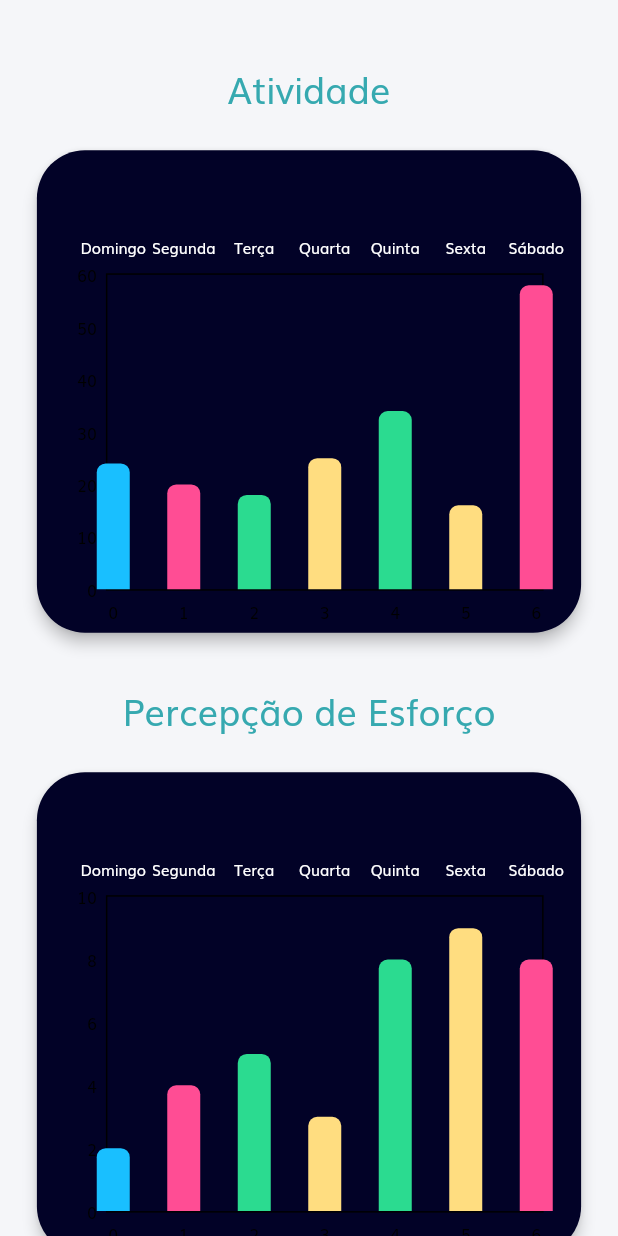
After one commit to anselmoparente/MoveDor, a Flutter app: the StatisticPage screen opened directly, on a phone screen of 412 x 824 dp. The commit adds this screen. Run offline on Flutter 3.47's test engine with Material 2 defaults, Android fonts, the phone set to English and light mode, and no system bars; drawn by our look-alikes of fl_chart; our stand-ins replace flutter_datetime_picker, flutter_mobx, flutter_svg, google_nav_bar, line_icons, mobx and 5 more; missing offline and left inert: rich_alert; accounts and stored records are empty; generated files the repository leaves out were written again.

Commit message:
Finished statistic page

```diff
--- a/lib/screens/diary/calendar_page.dart
+++ b/lib/screens/diary/calendar_page.dart
@@ -193,9 +193,10 @@ class _CalendarPageState extends State<CalendarPage> {
 
   Widget activityFrame(BuildContext context){
     return Row(
-      mainAxisAlignment: MainAxisAlignment.center,
+      mainAxisAlignment: MainAxisAlignment.spaceBetween,
       children: [
         Container(
+          margin: EdgeInsets.only(left: 20),
           decoration: new BoxDecoration(
             shape: BoxShape.circle,
           ),
@@ -207,7 +208,7 @@ class _CalendarPageState extends State<CalendarPage> {
         ),
         Container(
           alignment: Alignment.center,
-          margin: EdgeInsets.only(left: 20),
+          margin: EdgeInsets.only(right: 100),
           child: Column(
             children: [
               Text(
@@ -246,13 +247,15 @@ class _CalendarPageState extends State<CalendarPage> {
         ),
         Container(
           alignment: Alignment.center,
-          margin: EdgeInsets.only(left: 20),
+          margin: EdgeInsets.only(right: 20),
           child:
             Column(
               children: [
                 IconButton(
                   icon: Icon(Icons.assignment_turned_in),
-                    onPressed: () {},
+                    onPressed: () {
+                      _showFontSizePickerDialog();
+                    },
                 ),
                 IconButton(
                   iconSize: 32,
--- /dev/null
+++ b/lib/screens/diary/statistic_page.dart
@@ -0,0 +1,264 @@
+import 'package:flutter/material.dart';
+import 'package:fl_chart/fl_chart.dart';
+
+class StatisticPage extends StatefulWidget {
+  @override
+  _StatisticPageState createState() => _StatisticPageState();
+}
+
+class _StatisticPageState extends State<StatisticPage> {
+  Size mediaSize;
+
+  @override
+  Widget build(BuildContext context) {
+    mediaSize = MediaQuery.of(context).size;
+    return Scaffold(
+      backgroundColor: Color(0xFFF5F6F9),
+      body: SingleChildScrollView(
+        child: Column(
+          children: [
+            Container(
+              margin: EdgeInsets.only(top: mediaSize.height * 0.05),
+              child: Text(
+                "Atividade",
+                style: TextStyle(
+                  color: Color(0xff36a9b0),
+                  fontSize: 24,
+                ),
+              ),
+            ),
+            Center(
+              child: Container(
+                margin: EdgeInsets.only(top: 20),
+                width: mediaSize.width * 0.9,
+                height: mediaSize.height * 0.4,
+                child: Card(
+                  elevation: 4,
+                  shape: RoundedRectangleBorder(
+                      borderRadius: BorderRadius.circular(32)),
+                  color: const Color(0xff020227),
+                  child: Padding(
+                    padding: EdgeInsets.only(top: 50, right: 25),
+                    child: BarChart(
+                      BarChartData(
+                        alignment: BarChartAlignment.center,
+                        maxY: 60,
+                        minY: 0,
+                        groupsSpace: 25,
+                        barTouchData: BarTouchData(enabled: true),
+                        titlesData: FlTitlesData(
+                          topTitles: BarTitles.getTopBottomTitles(),
+                        ),
+                        barGroups: BarData.barData
+                            .map((data) => BarChartGroupData(
+                                  x: data.id,
+                                  barsSpace: 4,
+                                  barRods: [
+                                    BarChartRodData(
+                                        y: data.y,
+                                        width: 22,
+                                        colors: [data.color],
+                                        borderRadius: BorderRadius.only(
+                                          topLeft: Radius.circular(6),
+                                          topRight: Radius.circular(6),
+                                        ))
+                                  ],
+                                ))
+                            .toList(),
+                      ),
+                    ),
+                  ),
+                ),
+              ),
+            ),
+            Container(
+              margin: EdgeInsets.only(top: 30),
+              child: Text(
+                "Percepção de Esforço",
+                style: TextStyle(
+                  color: Color(0xff36a9b0),
+                  fontSize: 24,
+                ),
+              ),
+            ),
+            Center(
+              child: Container(
+                margin: EdgeInsets.only(top: 20),
+                width: mediaSize.width * 0.9,
+                height: mediaSize.height * 0.4,
+                child: Card(
+                  elevation: 4,
+                  shape: RoundedRectangleBorder(
+                      borderRadius: BorderRadius.circular(32)),
+                  color: const Color(0xff020227),
+                  child: Padding(
+                    padding: EdgeInsets.only(top: 50, right: 25),
+                    child: BarChart(
+                      BarChartData(
+                        alignment: BarChartAlignment.center,
+                        maxY: 10,
+                        minY: 0,
+                        groupsSpace: 25,
+                        barTouchData: BarTouchData(enabled: true),
+                        titlesData: FlTitlesData(
+                          topTitles: BarTitles.getTopBottomTitles(),
+                        ),
+                        barGroups: BarData.barDataEffort
+                            .map((data) => BarChartGroupData(
+                                  x: data.id,
+                                  barsSpace: 4,
+                                  barRods: [
+                                    BarChartRodData(
+                                        y: data.y,
+                                        width: 22,
+                                        colors: [data.color],
+                                        borderRadius: BorderRadius.only(
+                                          topLeft: Radius.circular(6),
+                                          topRight: Radius.circular(6),
+                                        ))
+                                  ],
+                                ))
+                            .toList(),
+                      ),
+                    ),
+                  ),
+                ),
+              ),
+            ),
+          ],
+        ),
+      ),
+    );
+  }
+}
+
+class Data {
+  final int id;
+  final String name;
+  final double y;
+  final Color color;
+
+  const Data({
+    @required this.name,
+    @required this.id,
+    @required this.y,
+    @required this.color,
+  });
+}
+
+class BarData {
+  static int interval = 5;
+
+  static List<Data> barData = [
+    Data(
+      id: 0,
+      name: 'Domingo',
+      y: 24,
+      color: Color(0xff19bfff),
+    ),
+    Data(
+      name: 'Segunda',
+      id: 1,
+      y: 20,
+      color: Color(0xffff4d94),
+    ),
+    Data(
+      name: 'Terça',
+      id: 2,
+      y: 18,
+      color: Color(0xff2bdb90),
+    ),
+    Data(
+      name: 'Quarta',
+      id: 3,
+      y: 25,
+      color: Color(0xffffdd80),
+    ),
+    Data(
+      name: 'Quinta',
+      id: 4,
+      y: 34,
+      color: Color(0xff2bdb90),
+    ),
+    Data(
+      name: 'Sexta',
+      id: 5,
+      y: 16,
+      color: Color(0xffffdd80),
+    ),
+    Data(
+      name: 'Sábado',
+      id: 6,
+      y: 58,
+      color: Color(0xffff4d94),
+    ),
+  ];
+
+  static List<Data> barDataEffort = [
+    Data(
+      id: 0,
+      name: 'Domingo',
+      y: 2,
+      color: Color(0xff19bfff),
+    ),
+    Data(
+      name: 'Segunda',
+      id: 1,
+      y: 4,
+      color: Color(0xffff4d94),
+    ),
+    Data(
+      name: 'Terça',
+      id: 2,
+      y: 5,
+      color: Color(0xff2bdb90),
+    ),
+    Data(
+      name: 'Quarta',
+      id: 3,
+      y: 3,
+      color: Color(0xffffdd80),
+    ),
+    Data(
+      name: 'Quinta',
+      id: 4,
+      y: 8,
+      color: Color(0xff2bdb90),
+    ),
+    Data(
+      name: 'Sexta',
+      id: 5,
+      y: 9,
+      color: Color(0xffffdd80),
+    ),
+    Data(
+      name: 'Sábado',
+      id: 6,
+      y: 8,
+      color: Color(0xffff4d94),
+    ),
+  ];
+}
+
+class BarTitles {
+  static SideTitles getTopBottomTitles() => SideTitles(
+        showTitles: true,
+        getTextStyles: (value) =>
+            const TextStyle(color: Colors.white, fontSize: 10),
+        margin: 10,
+        getTitles: (double id) => BarData.barData
+            .firstWhere((element) => element.id == id.toInt())
+            .name,
+      );
+
+  static SideTitles getSideTitles() => SideTitles(
+        showTitles: true,
+        getTextStyles: (value) =>
+            const TextStyle(color: Colors.white, fontSize: 10),
+        rotateAngle: 90,
+        interval: BarData.interval.toDouble(),
+        margin: 10,
+        reservedSize: 30,
+        getTitles: (double value) => value == 0 ? '0' : '${value.toInt()}k',
+      );
+}
--- a/pubspec.yaml
+++ b/pubspec.yaml
@@ -39,6 +39,7 @@ dependencies:
   table_calendar: ^3.0.0
   intl: ^0.17.0
   syncfusion_flutter_sliders: ^19.1.59-beta
+  fl_chart: ^0.36.1
   webview_flutter:
     git:
       url: https://github.com/asjqkkkk/plugins.git
```
Also changed, not shown: lib/screens/book/chapters_content/chapter05-quiz.dart (line endings or trailing spaces), pubspec.lock.
